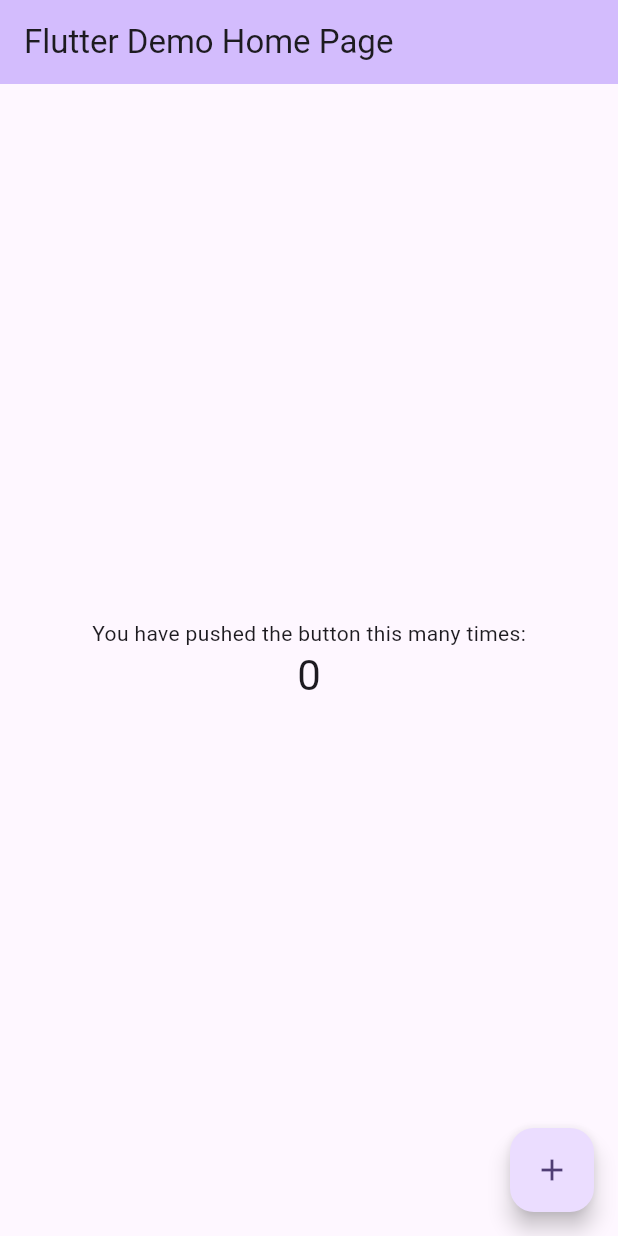
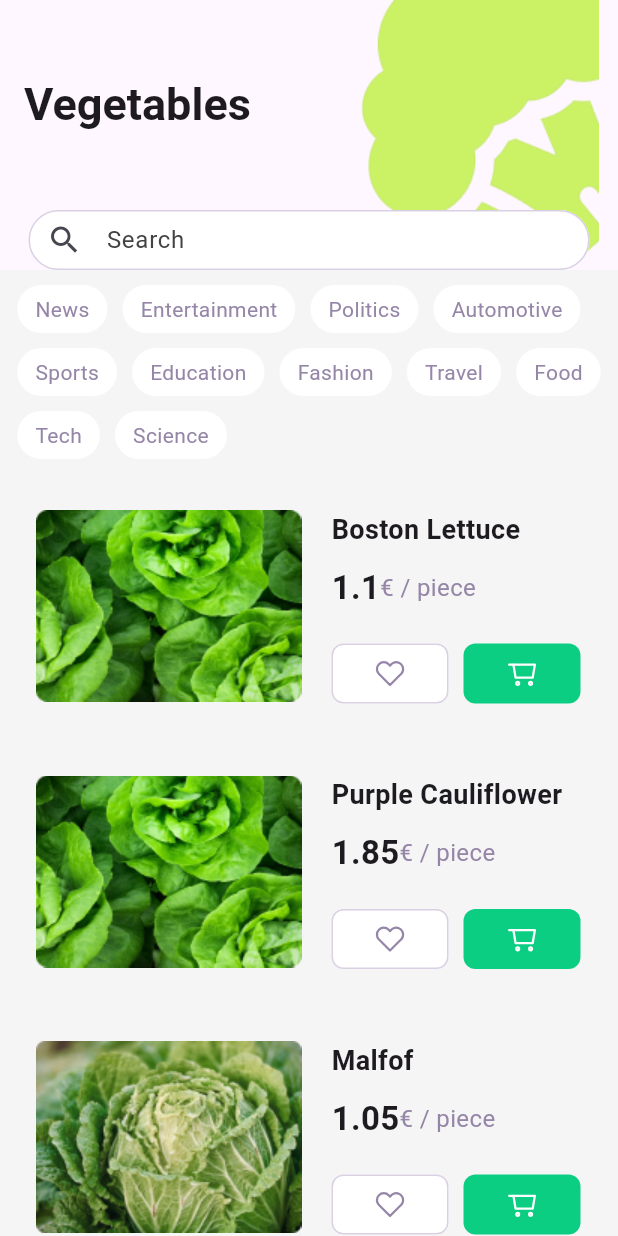
Before and after one commit to ferasezzaldeen/flutter-delivery-prac, a Flutter app: the screen it shows after launch, on a phone screen of 412 x 824 dp. Run offline on Flutter 3.47's test engine with Material 3 defaults, Android fonts, the phone set to English and light mode, and no system bars; drawn by our look-alikes of chips_choice; our stand-ins replace carousel_slider, flutter_svg, google_fonts.

Commit message:
finish the pages

```diff
--- /dev/null
+++ b/lib/dummy_date/dummy_vegetables.dart
@@ -0,0 +1,67 @@
+import 'package:delivery_app/models/vegetable.dart';
+
+final List<Vegetable> dummyVegetables = [
+  const Vegetable(
+    title: 'Boston Lettuce',
+    price: 1.10,
+    weight: 150,
+    country: 'Spain',
+    description:
+        'Lettuce is an annual plant of the daisy family, Asteraceae. It is most often grown as a leaf vegetable, but sometimes for its stem and seeds. Lettuce is most often used for salads, although it is also seen in other kinds of food, such as soups, sandwiches and wraps; it can also be grilled.',
+    images: [
+      'assets/images/Media.png',
+      'assets/images/Vegetables.png',
+      'assets/images/Media.png',
+      'assets/images/Vegetables.png',
+      'assets/images/Media.png',
+    ],
+  ),
+  const Vegetable(
+    title: 'Purple Cauliflower',
+    price: 1.85,
+    weight: 250,
+    country: 'Jordan',
+    description:
+        'Lettuce is an annual plant of the daisy family, Asteraceae. It is most often grown as a leaf vegetable, but sometimes for its stem and seeds. Lettuce is most often used for salads, although it is also seen in other kinds of food, such as soups, sandwiches and wraps; it can also be grilled.',
+    images: [
+      'assets/images/Media.png',
+      'assets/images/Vegetables.png',
+      'assets/images/Media.png',
+      'assets/images/Vegetables.png',
+      'assets/images/Media.png',
+    ],
+  ),
+  const Vegetable(
+    title: 'Malfof',
+    price: 1.05,
+    weight: 550,
+    country: 'Palestine',
+    description:
+        'Lettuce is an annual plant of the daisy family, Asteraceae. It is most often grown as a leaf vegetable, but sometimes for its stem and seeds. Lettuce is most often used for salads, although it is also seen in other kinds of food, such as soups, sandwiches and wraps; it can also be grilled.',
+    images: [
+      'assets/images/malfof.png',
+      'assets/images/Media.png',
+      'assets/images/Vegetables.png',
+      'assets/images/Media.png',
+      'assets/images/Vegetables.png',
+      'assets/images/Media.png',
+    ],
+  ),
+  const Vegetable(
+    title: 'Zahra',
+    price: 1.35,
+    weight: 80,
+    country: 'Palestine',
+    description:
+        'Lettuce is an annual plant of the daisy family, Asteraceae. It is most often grown as a leaf vegetable, but sometimes for its stem and seeds. Lettuce is most often used for salads, although it is also seen in other kinds of food, such as soups, sandwiches and wraps; it can also be grilled.',
+    images: [
+      'assets/images/zahra.png',
+      'assets/images/malfof.png',
+      'assets/images/Media.png',
+      'assets/images/Vegetables.png',
+      'assets/images/Media.png',
+      'assets/images/Vegetables.png',
+      'assets/images/Media.png',
+    ],
+  ),
+];
--- a/lib/main.dart
+++ b/lib/main.dart
@@ -1,3 +1,4 @@
+import 'package:delivery_app/screens/vegetables.dart';
 import 'package:flutter/material.dart';
 
 void main() {
@@ -10,116 +11,6 @@ class MyApp extends StatelessWidget {
   // This widget is the root of your application.
   @override
   Widget build(BuildContext context) {
-    return MaterialApp(
-      title: 'Flutter Demo',
-      theme: ThemeData(
-        // This is the theme of your application.
-        //
-        // TRY THIS: Try running your application with "flutter run". You'll see
-        // the application has a purple toolbar. Then, without quitting the app,
-        // try changing the seedColor in the colorScheme below to Colors.green
-        // and then invoke "hot reload" (save your changes or press the "hot
-        // reload" button in a Flutter-supported IDE, or press "r" if you used
-        // the command line to start the app).
-        //
-        // Notice that the counter didn't reset back to zero; the application
-        // state is not lost during the reload. To reset the state, use hot
-        // restart instead.
-        //
-        // This works for code too, not just values: Most code changes can be
-        // tested with just a hot reload.
-        colorScheme: ColorScheme.fromSeed(seedColor: Colors.deepPurple),
-        useMaterial3: true,
-      ),
-      home: const MyHomePage(title: 'Flutter Demo Home Page'),
-    );
+    return MaterialApp(title: 'Deliveru', home: VegetablesScreen());
   }
 }
-
-class MyHomePage extends StatefulWidget {
-  const MyHomePage({super.key, required this.title});
-
-  // This widget is the home page of your application. It is stateful, meaning
-  // that it has a State object (defined below) that contains fields that affect
-  // how it looks.
-
-  // This class is the configuration for the state. It holds the values (in this
-  // case the title) provided by the parent (in this case the App widget) and
-  // used by the build method of the State. Fields in a Widget subclass are
-  // always marked "final".
-
-  final String title;
-
-  @override
-  State<MyHomePage> createState() => _MyHomePageState();
-}
-
-class _MyHomePageState extends State<MyHomePage> {
-  int _counter = 0;
-
-  void _incrementCounter() {
-    setState(() {
-      // This call to setState tells the Flutter framework that something has
-      // changed in this State, which causes it to rerun the build method below
-      // so that the display can reflect the updated values. If we changed
-      // _counter without calling setState(), then the build method would not be
-      // called again, and so nothing would appear to happen.
-      _counter++;
-    });
-  }
-
-  @override
-  Widget build(BuildContext context) {
-    // This method is rerun every time setState is called, for instance as done
-    // by the _incrementCounter method above.
-    //
-    // The Flutter framework has been optimized to make rerunning build methods
-    // fast, so that you can just rebuild anything that needs updating rather
-    // than having to individually change instances of widgets.
-    return Scaffold(
-      appBar: AppBar(
-        // TRY THIS: Try changing the color here to a specific color (to
-        // Colors.amber, perhaps?) and trigger a hot reload to see the AppBar
-        // change color while the other colors stay the same.
-        backgroundColor: Theme.of(context).colorScheme.inversePrimary,
-        // Here we take the value from the MyHomePage object that was created by
-        // the App.build method, and use it to set our appbar title.
-        title: Text(widget.title),
-      ),
-      body: Center(
-        // Center is a layout widget. It takes a single child and positions it
-        // in the middle of the parent.
-        child: Column(
-          // Column is also a layout widget. It takes a list of children and
-          // arranges them vertically. By default, it sizes itself to fit its
-          // children horizontally, and tries to be as tall as its parent.
-          //
-          // Column has various properties to control how it sizes itself and
-          // how it positions its children. Here we use mainAxisAlignment to
-          // center the children vertically; the main axis here is the vertical
-          // axis because Columns are vertical (the cross axis would be
-          // horizontal).
-          //
-          // TRY THIS: Invoke "debug painting" (choose the "Toggle Debug Paint"
-          // action in the IDE, or press "p" in the console), to see the
-          // wireframe for each widget.
-          mainAxisAlignment: MainAxisAlignment.center,
-          children: <Widget>[
-            const Text(
-              'You have pushed the button this many times:',
-            ),
-            Text(
-              '$_counter',
-              style: Theme.of(context).textTheme.headlineMedium,
-            ),
-          ],
-        ),
-      ),
-      floatingActionButton: FloatingActionButton(
-        onPressed: _incrementCounter,
-        tooltip: 'Increment',
-        child: const Icon(Icons.add),
-      ), // This trailing comma makes auto-formatting nicer for build methods.
-    );
-  }
-}
--- /dev/null
+++ b/lib/models/vegetable.dart
@@ -0,0 +1,17 @@
+class Vegetable {
+  const Vegetable({
+    required this.title,
+    required this.price,
+    required this.weight,
+    required this.country,
+    required this.description,
+    required this.images,
+  });
+
+  final String title;
+  final double price;
+  final double weight;
+  final String country;
+  final String description;
+  final List<String> images;
+}
--- /dev/null
+++ b/lib/screens/vegetables.dart
@@ -0,0 +1,67 @@
+import 'package:delivery_app/widgets/Listing_widget.dart';
+import 'package:delivery_app/widgets/chips_options.dart';
+import 'package:flutter/material.dart';
+import 'package:google_fonts/google_fonts.dart';
+
+class VegetablesScreen extends StatelessWidget {
+  const VegetablesScreen({super.key});
+
+  @override
+  Widget build(BuildContext context) {
+    return Scaffold(
+      backgroundColor: const Color(0XFFF6F5F5),
+      appBar: AppBar(
+        elevation: 0,
+        toolbarHeight: 180,
+        title: const Text(
+          'Vegetables',
+          style: TextStyle(fontSize: 30, fontWeight: FontWeight.w700),
+        ),
+        flexibleSpace: const Align(
+          alignment: Alignment.topRight,
+          child: Image(
+            image: AssetImage('assets/images/Vegetables.png'),
+            height: 194,
+            width: 194,
+            fit: BoxFit.contain,
+          ),
+        ),
+        bottom: PreferredSize(
+            preferredSize: const Size.fromHeight(0),
+            child: SizedBox(
+              height: 40,
+              width: 374,
+              child: TextField(
+                textAlignVertical: TextAlignVertical.bottom,
+                decoration: InputDecoration(
+                  prefixIcon: const Icon(
+                    Icons.search,
+                    size: 24,
+                  ),
+                  enabledBorder: OutlineInputBorder(
+                    borderRadius: BorderRadius.circular(27.0),
+                    borderSide:
+                        const BorderSide(color: Color(0XFFD9D0E3), width: 1),
+                  ),
+                  filled: true,
+                  hintStyle: TextStyle(color: Colors.grey[800]),
+                  hintText: "Search",
+                  fillColor: Colors.white,
+                  focusedBorder: OutlineInputBorder(
+                    borderRadius: BorderRadius.circular(27.0),
+                    borderSide:
+                        const BorderSide(color: Color(0XFFD9D0E3), width: 1),
+                  ),
+                ),
+              ),
+            )),
+      ),
+      body: const Column(
+        children: [
+          ChipsOptions(),
+          ListingWidget(),
+        ],
+      ),
+    );
+  }
+}
--- /dev/null
+++ b/lib/widgets/Listing_widget.dart
@@ -0,0 +1,19 @@
+import 'package:delivery_app/dummy_date/dummy_vegetables.dart';
+import 'package:delivery_app/widgets/list_item.dart';
+import 'package:flutter/material.dart';
+
+class ListingWidget extends StatelessWidget {
+  const ListingWidget({super.key});
+
+  @override
+  Widget build(BuildContext context) {
+    return Expanded(
+      child: ListView.builder(
+        itemCount: dummyVegetables.length,
+        itemBuilder: ((context, index) => ListItem(
+              vegetable: dummyVegetables[index],
+            )),
+      ),
+    );
+  }
+}
--- /dev/null
+++ b/lib/widgets/chips_options.dart
@@ -0,0 +1,63 @@
+import 'package:flutter/material.dart';
+import 'package:chips_choice/chips_choice.dart';
+
+class ChipsOptions extends StatefulWidget {
+  const ChipsOptions({super.key});
+
+  @override
+  State<ChipsOptions> createState() => _ChipsOptionsState();
+}
+
+class _ChipsOptionsState extends State<ChipsOptions> {
+  List<String> tags = [];
+
+  List<String> options = [
+    'News',
+    'Entertainment',
+    'Politics',
+    'Automotive',
+    'Sports',
+    'Education',
+    'Fashion',
+    'Travel',
+    'Food',
+    'Tech',
+    'Science',
+  ];
+
+  @override
+  Widget build(BuildContext context) {
+    return SizedBox(
+      // height: 120,
+      child: ChipsChoice.multiple(
+        wrapped: true,
+        value: tags,
+        onChanged: ((value) => setState(
+              () {
+                tags = value;
+              },
+            )),
+        choiceItems: C2Choice.listFrom(
+          source: options,
+          value: (i, v) => v,
+          label: (i, v) => v,
+        ),
+        choiceStyle: C2ChipStyle.filled(
+          color: const Color(0XFFFFFFFF),
+          foregroundColor: Color(0XFFF9586A8),
+          borderWidth: 0,
+          borderOpacity: 0,
+          borderRadius: const BorderRadius.all(Radius.circular(27)),
+          selectedStyle: const C2ChipStyle(
+            foregroundColor: Color(0XFFF6C0EE4),
+            backgroundColor: Color(0XFFFE2CBFF),
+            borderRadius: BorderRadius.all(
+              Radius.circular(27),
+            ),
+          ),
+        ),
+        choiceCheckmark: true,
+      ),
+    );
+  }
+}
--- /dev/null
+++ b/lib/widgets/list_item.dart
@@ -0,0 +1,120 @@
+import 'package:delivery_app/models/vegetable.dart';
+import 'package:delivery_app/screens/vegetables_details.dart';
+import 'package:flutter/material.dart';
+import 'package:flutter_svg/flutter_svg.dart';
+
+class ListItem extends StatelessWidget {
+  ListItem({super.key, required this.vegetable});
+
+  final Vegetable vegetable;
+
+  @override
+  Widget build(BuildContext context) {
+    return InkWell(
+      onTap: () {
+        Navigator.of(context).push(MaterialPageRoute(
+          builder: (context) => VegetableDetailsScreen(
+            vegetable: vegetable,
+          ),
+        ));
+      },
+      child: Card(
+        color: Colors.transparent,
+        elevation: 0,
+        child: Padding(
+          padding: const EdgeInsets.all(20.0),
+          child: Row(
+            crossAxisAlignment: CrossAxisAlignment.start,
+            children: [
+              Image(
+                image: AssetImage(
+                  vegetable.images[0],
+                ),
+                width: 177,
+                height: 128,
+              ),
+              const SizedBox(width: 20),
+              Column(
+                mainAxisSize: MainAxisSize.max,
+                mainAxisAlignment: MainAxisAlignment.end,
+                crossAxisAlignment: CrossAxisAlignment.start,
+                children: [
+                  SizedBox(
+                    height: 24,
+                    child: Text(
+                      vegetable.title,
+                      style: const TextStyle(
+                        fontSize: 18,
+                        fontWeight: FontWeight.w600,
+                      ),
+                    ),
+                  ),
+                  const SizedBox(
+                    height: 12,
+                  ),
+                  Row(
+                    children: [
+                      Text(
+                        vegetable.price.toString(),
+                        style: const TextStyle(
+                          fontSize: 22,
+                          fontWeight: FontWeight.w700,
+                        ),
+                      ),
+                      const Text(
+                        '€ / piece',
+                        style: TextStyle(
+                            fontSize: 16,
+                            fontWeight: FontWeight.w400,
+                            color: Color(0XFFF9586A8)),
+                      ),
+                    ],
+                  ),
+                  const SizedBox(
+                    height: 22,
+                  ),
+                  Row(
+                    children: [
+                      SizedBox(
+                        width: 78,
+                        height: 40,
+                        child: IconButton(
+                          color: Colors.white,
+                          onPressed: () {},
+                          icon: SvgPicture.asset('assets/icons/heart.svg'),
+                          style: IconButton.styleFrom(
+                              backgroundColor: Colors.white,
+                              shape: RoundedRectangleBorder(
+                                side:
+                                    const BorderSide(color: Color(0XFFFD9D0E3)),
+                                borderRadius: BorderRadius.circular(8),
+                              )),
+                        ),
+                      ),
+                      SizedBox(width: 10),
+                      SizedBox(
+                        width: 78,
+                        height: 40,
+                        child: IconButton(
+                          color: Colors.white,
+                          onPressed: () {},
+                          icon:
+                              SvgPicture.asset('assets/icons/shoppingcart.svg'),
+                          style: IconButton.styleFrom(
+                              backgroundColor: const Color(0XFFF0BCE83),
+                              shape: RoundedRectangleBorder(
+                                borderRadius: BorderRadius.circular(8),
+                              )),
+                        ),
+                      ),
+                    ],
+                  )
+                ],
+              ),
+            ],
+          ),
+        ),
+      ),
+    );
+  }
+}
```
Also changed, not shown: lib/screens/vegetables_details.dart (added, +180 -0 lines), pubspec.yaml (+11 -2 lines), assets/icons/heart.svg (added), assets/icons/shoppingcart.svg (added), assets/images/Media.png (added), assets/images/Vegetables.png (added), assets/images/malfof.png (added), assets/images/zahra.png (added), pubspec.lock, 7 other files.
